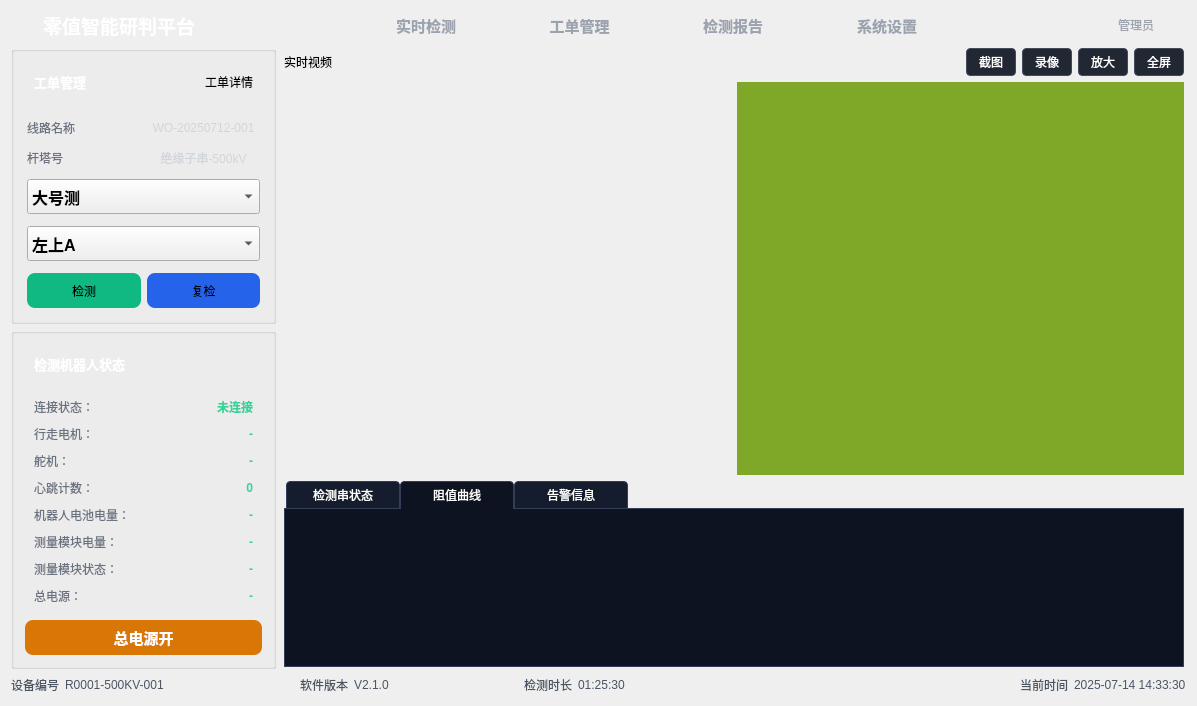
Above: Insulator_Zero_Value_Detection_Robot/UI/Insulator_Zero_Value_Detection_Robot.ui from yangreest/Zero-value-Insulator-Robot-V2 before the change. Below: the same form after it.
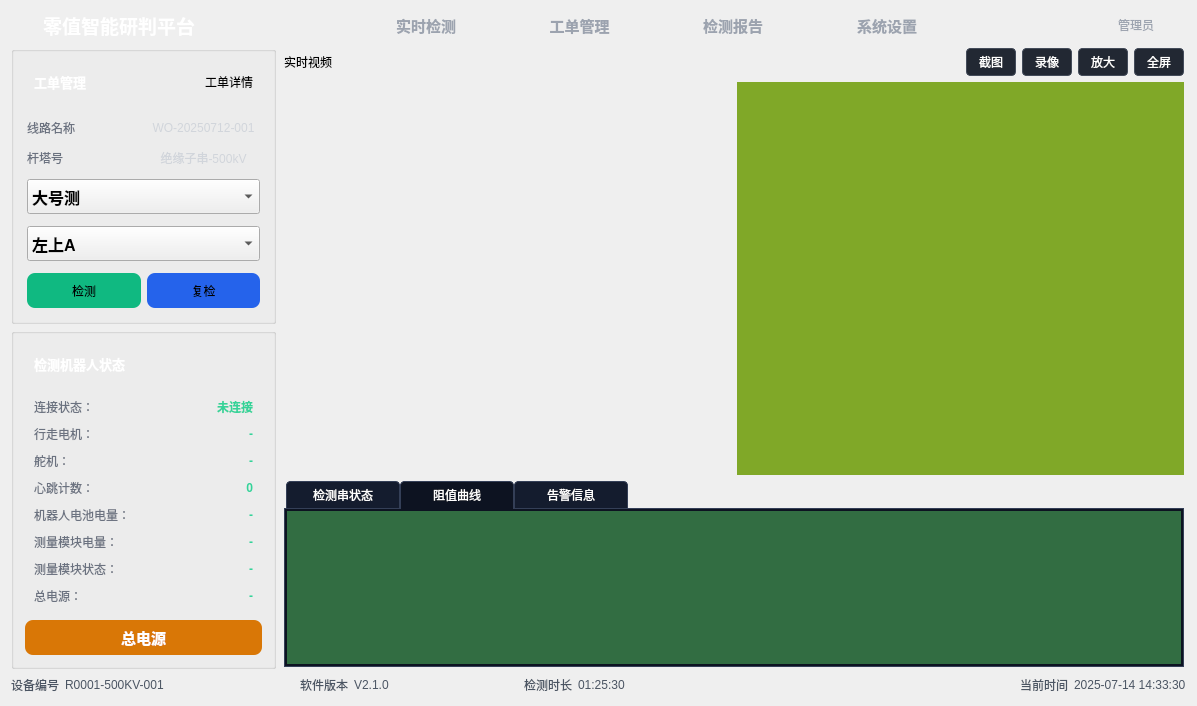
That is the form after the change. The open tabs and pages were chosen to show the change. Icons and pictures are not drawn.

```diff
--- a/Insulator_Zero_Value_Detection_Robot/UI/Insulator_Zero_Value_Detection_Robot.ui
+++ b/Insulator_Zero_Value_Detection_Robot/UI/Insulator_Zero_Value_Detection_Robot.ui
@@ -1020,14 +1020,14 @@
 	border-radius:8px;
 }
 QPushButton:checked {
-    background-color: #F59E0B;
+    background-color: #4d2a02;
     color: #FFFFFF;
 	border-radius:8px;
 }
 </string>
              </property>
              <property name="text">
-              <string>总电源开</string>
+              <string>总电源</string>
              </property>
              <property name="checkable">
               <bool>true</bool>
@@ -4155,7 +4155,11 @@
                    <number>2</number>
                   </property>
                   <item>
-                   <widget class="QWidget" name="widget" native="true"/>
+                   <widget class="QWidget" name="widget" native="true">
+                    <property name="styleSheet">
+                     <string notr="true">background-color: rgb(50, 109, 66);</string>
+                    </property>
+                   </widget>
                   </item>
                  </layout>
                 </widget>
```
Left out of the diff: 3 changed lines with no effect on the pictures.
